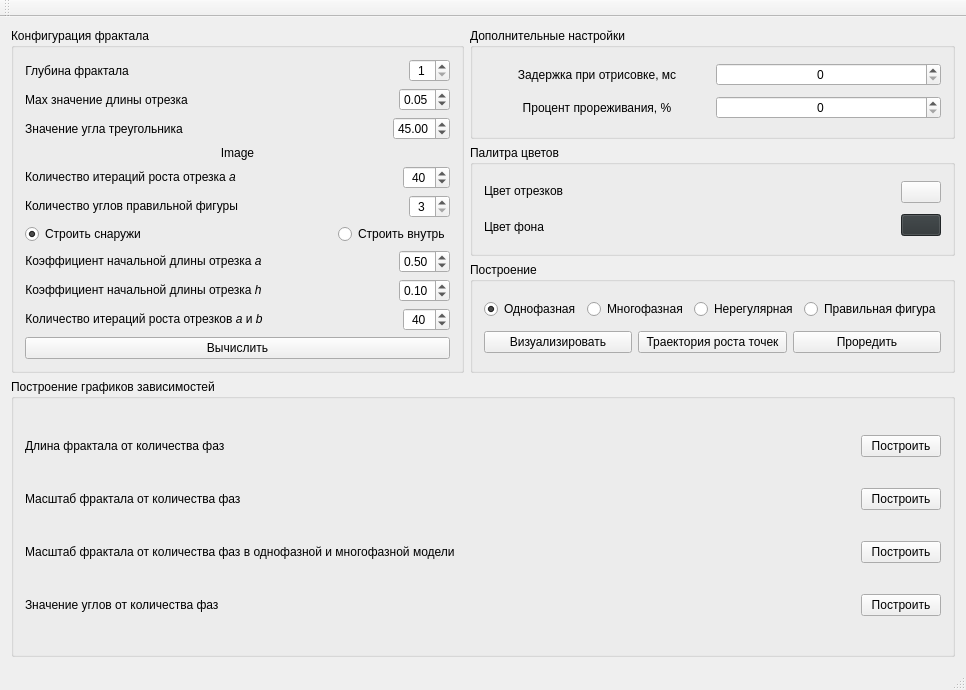
This is ui/mainwindow.ui in teploff/fractal_growth as Qt 5 draws it before an edit. The edited form follows.
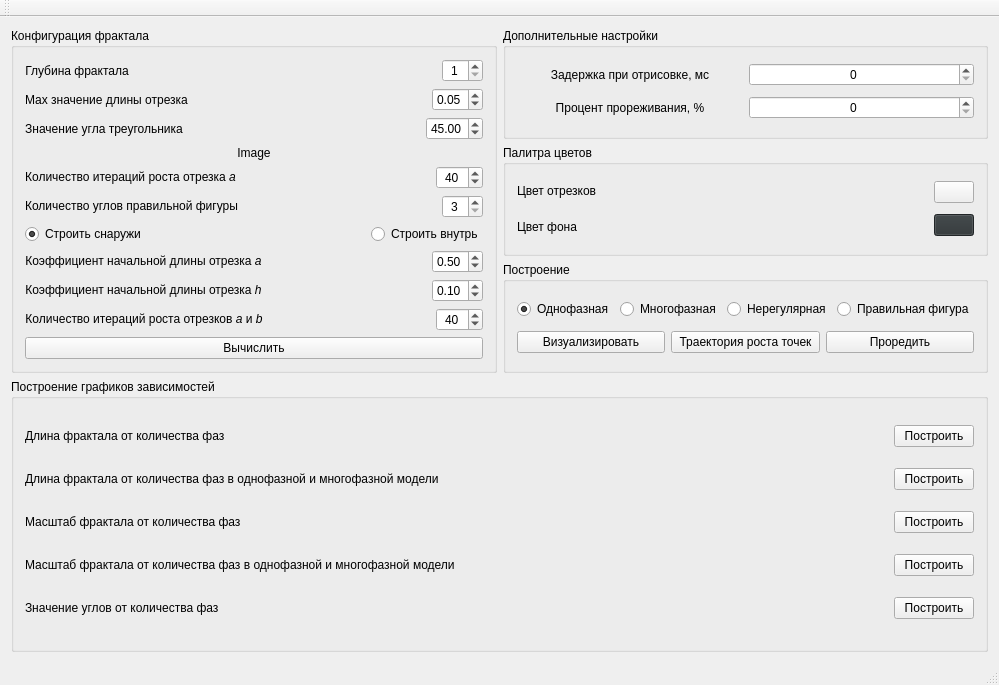
This is the edited form.

Commit message: prototype graph of line len several and single phase fractal

What changed in the file:
```diff
--- a/ui/mainwindow.ui
+++ b/ui/mainwindow.ui
@@ -6,8 +6,8 @@
    <rect>
     <x>0</x>
     <y>0</y>
-    <width>966</width>
-    <height>690</height>
+    <width>999</width>
+    <height>685</height>
    </rect>
   </property>
   <property name="windowTitle">
@@ -697,6 +697,37 @@
          </item>
         </layout>
        </item>
+       <item>
+        <layout class="QHBoxLayout" name="horizontalLayout_21">
+         <item>
+          <widget class="QLabel" name="lb_graph_line_len_one_and_several_phases">
+           <property name="text">
+            <string>Длина фрактала от количества фаз в однофазной и многофазной модели</string>
+           </property>
+          </widget>
+         </item>
+         <item>
+          <spacer name="horizontalSpacer_15">
+           <property name="orientation">
+            <enum>Qt::Horizontal</enum>
+           </property>
+           <property name="sizeHint" stdset="0">
+            <size>
+             <width>40</width>
+             <height>20</height>
+            </size>
+           </property>
+          </spacer>
+         </item>
+         <item>
+          <widget class="QPushButton" name="pb_graph_line_len_one_and_several_phases">
+           <property name="text">
+            <string>Построить</string>
+           </property>
+          </widget>
+         </item>
+        </layout>
+       </item>
        <item>
         <layout class="QHBoxLayout" name="horizontalLayout_16">
          <item>
```
Left out of the diff: 2 changed lines with no effect on the pictures. The commit also changes 2 other files.
